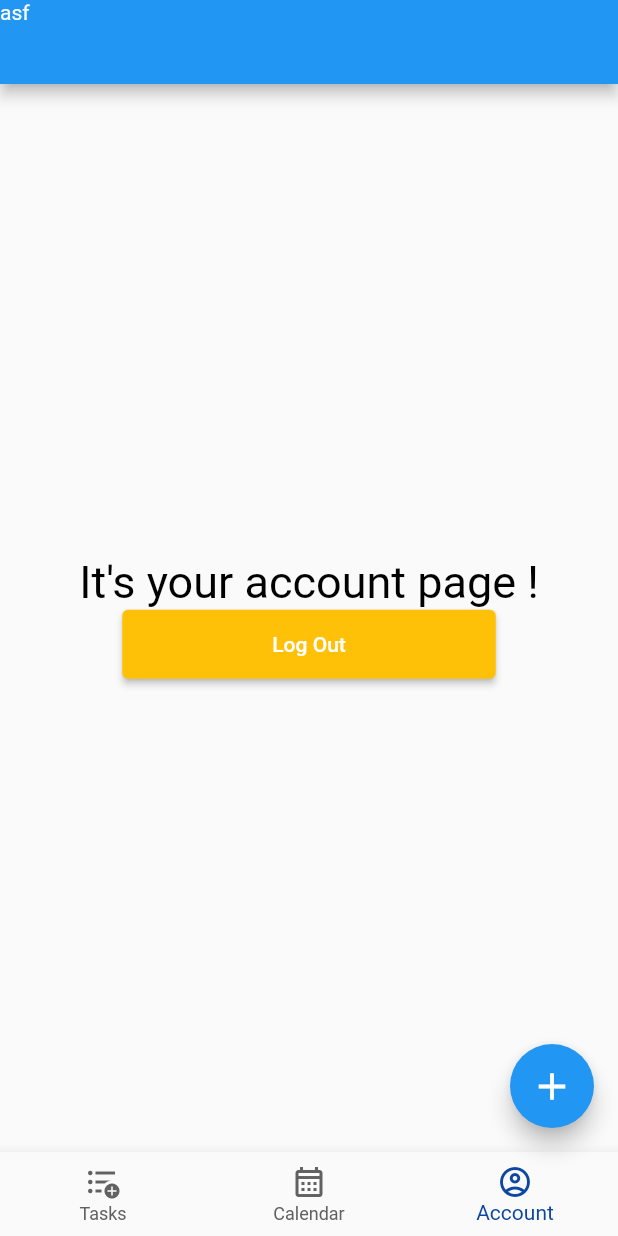
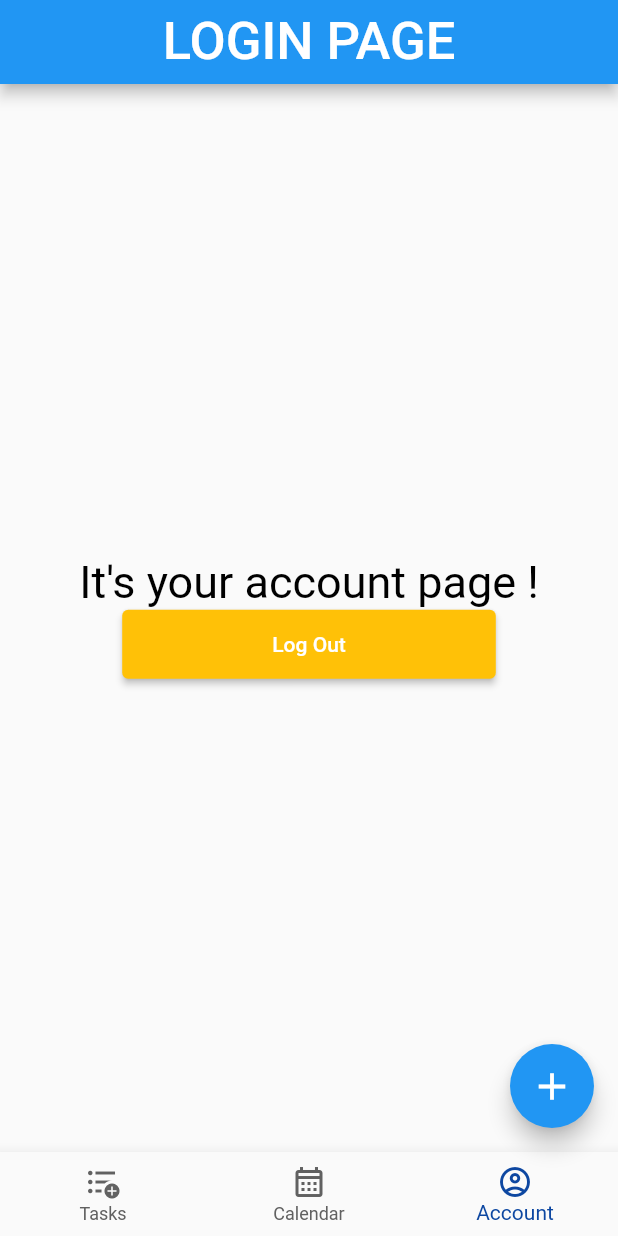
Before and after one commit to Ali-peu/to_do, a Flutter app: the screen it shows once a user with an empty profile is signed in, item 3 of the bottom bar chosen, after a tap on "Log Out", on a phone screen of 412 x 824 dp. Run offline on Flutter 3.47's test engine with Material 2 defaults, Android fonts, the phone set to English and light mode, and no system bars; our stand-ins replace cloud_firestore, firebase_auth, firebase_core, fluttertoast, hive, hive_flutter and 1 more; missing offline and left inert: dart:js_interop; accounts and stored records are empty.

Commit message:
add_calendar_withs_tasks_in_date

```diff
--- a/lib/auth/main_page.dart
+++ b/lib/auth/main_page.dart
@@ -4,8 +4,8 @@ import 'package:to_do/auth/auth_page.dart';
 import 'package:firebase_auth/firebase_auth.dart';
 import 'package:to_do/page/home.dart';
 
-class Main_Page extends StatelessWidget {
-  Main_Page({super.key});
+class MainPageForDetermine extends StatelessWidget {
+  const MainPageForDetermine({super.key});
 
   @override
   Widget build(BuildContext context) {
@@ -14,9 +14,9 @@ class Main_Page extends StatelessWidget {
         stream: FirebaseAuth.instance.authStateChanges(),
         builder: (context, snapshot) {
           if (snapshot.hasData) {
-            return MyHomePage();
+            return const MyHomePage();
           } else {
-            return Auth_Page();
+            return const AuthPageForDetermine();
           }
         },
       ),
--- a/lib/main.dart
+++ b/lib/main.dart
@@ -23,7 +23,7 @@ class MyApp extends StatelessWidget {
   Widget build(BuildContext context) {
     return MaterialApp(
       debugShowCheckedModeBanner: false,
-      home: Main_Page(),
+      home: MainPageForDetermine(),
     );
   }
 }
--- a/lib/page/account_page.dart
+++ b/lib/page/account_page.dart
@@ -1,7 +1,7 @@
 import 'package:firebase_auth/firebase_auth.dart';
-import 'package:firebase_core/firebase_core.dart';
+
 import 'package:flutter/material.dart';
-import 'package:flutter/widgets.dart';
+
 import 'package:to_do/data/firestore.dart';
 
 class AccountPage extends StatefulWidget {
@@ -18,7 +18,12 @@ class _AccountPageState extends State<AccountPage> {
   Widget build(BuildContext context) {
     return Scaffold(
       appBar: AppBar(
-        leading: Text('asf'),
+        title: const Center(
+          child: Text(
+            'LOGIN PAGE',
+            style: TextStyle(fontSize: 35),
+          ),
+        ),
       ),
       body: Container(
         alignment: Alignment.center,
@@ -35,11 +40,11 @@ class _AccountPageState extends State<AccountPage> {
                 onPressed: () {
                   FirebaseDatasource().logOut();
                 },
-                child: Text("Log Out"),
                 style: ElevatedButton.styleFrom(
                     padding: const EdgeInsets.symmetric(
                         horizontal: 100, vertical: 15),
                     backgroundColor: Colors.amber),
+                child: const Text("Log Out"),
               )
             ],
           ),
--- a/lib/page/calendar_page.dart
+++ b/lib/page/calendar_page.dart
@@ -2,6 +2,8 @@ import 'package:cloud_firestore/cloud_firestore.dart';
 import 'package:flutter/material.dart';
 import 'package:table_calendar/table_calendar.dart';
 import 'package:to_do/data/firestore.dart';
+import 'package:to_do/widgets/task_widget_for_calendar_page.dart';
+
 import 'package:to_do/widgets/task_widgets.dart';
 
 class CalendarPage extends StatefulWidget {
@@ -13,34 +15,58 @@ class CalendarPage extends StatefulWidget {
 
 // MediaQuery.of(context).size.height * .60,
 class _CalendarPageState extends State<CalendarPage> {
+  DateTime _selectedDay = DateTime(2023, 10, 19);
+  DateTime _focusedDay = DateTime.now();
   @override
   Widget build(BuildContext context) {
-    return Container(
-        color: Colors.red,
-        child: Column(children: [
-          TableCalendar(
-              focusedDay: DateTime.now(),
-              firstDay: DateTime(2020, 1, 1),
-              lastDay: DateTime(2030, 1, 1)),
-        ])
-        // StreamBuilder<QuerySnapshot>(
-        //     stream: FirebaseDatasource().stream(),
-        //     builder: (context, snapshot) {
-        //       if (!snapshot.hasData) {
-        //         return Center(child: CircularProgressIndicator());
-        //       } else {
-        //         final noteLists = FirebaseDatasource().getNotes(snapshot);
-        //         return ListView.builder(
-        //             itemBuilder: (context, index) {
-        //               final note = noteLists[index];
+    return Column(
+      children: [
+        TableCalendar(
+          focusedDay: _focusedDay,
+          firstDay: DateTime(2020, 1, 1),
+          lastDay: DateTime(2030, 1, 1),
+          onDaySelected: (selectedDay, focusedDay) {
+            setState(() {
+              _selectedDay = selectedDay;
+              _focusedDay = focusedDay;
+            });
+          },
+          selectedDayPredicate: (day) => isSameDay(day, _selectedDay),
+        ),
+        Flexible(
+          child: StreamBuilder<QuerySnapshot>(
+              stream: FirebaseDatasource().stream(),
+              builder: (context, snapshot) {
+                if (!snapshot.hasData) {
+                  return Center(child: CircularProgressIndicator());
+                } else {
+                  final noteLists = FirebaseDatasource()
+                      .geSelectedTimeNotes(snapshot, _focusedDay);
 
-        //               return TaskWidget(note);
-        //             },
-        //             itemCount: noteLists.length);
-        //       }
-        //     }),
-        //   ]),
-        // );
-        );
+                  if (noteLists.isEmpty) {
+                    return Center(
+                      child: Text(
+                        'У вас нету задания на эту дату',
+                        style: TextStyle(color: Colors.blue[200], fontSize: 30),
+                      ),
+                    );
+                  } else {
+                    return ListView.builder(
+                      itemBuilder: (context, index) {
+                        final note = noteLists[index];
+
+                        return Padding(
+                          padding: const EdgeInsets.all(10.0),
+                          child: TaskWidgetForCalendar(note),
+                        );
+                      },
+                      itemCount: noteLists.length,
+                    );
+                  }
+                }
+              }),
+        ),
+      ],
+    );
   }
 }
--- a/lib/page/home.dart
+++ b/lib/page/home.dart
@@ -1,4 +1,5 @@
 import 'package:flutter/material.dart';
+import 'package:to_do/model/note.dart';
 import 'package:to_do/page/account_page.dart';
 
 import 'package:to_do/page/add_task_with_plus.dart';
```
Also changed, not shown: lib/auth/auth_page.dart (+4 -4 lines), lib/data/firestore.dart (+25 -30 lines), lib/global/date_picker.dart (+40 -40 lines), lib/global/edit_task.dart (+9 -10 lines), lib/global/validador_text.dart (+0 -29 lines), lib/page/add_task_with_plus.dart (+5 -4 lines), lib/page/task_page.dart (+2 -29 lines), lib/widgets/task_widget_for_calendar_page.dart (added, +56 -0 lines), lib/widgets/task_widgets.dart (+4 -3 lines).
